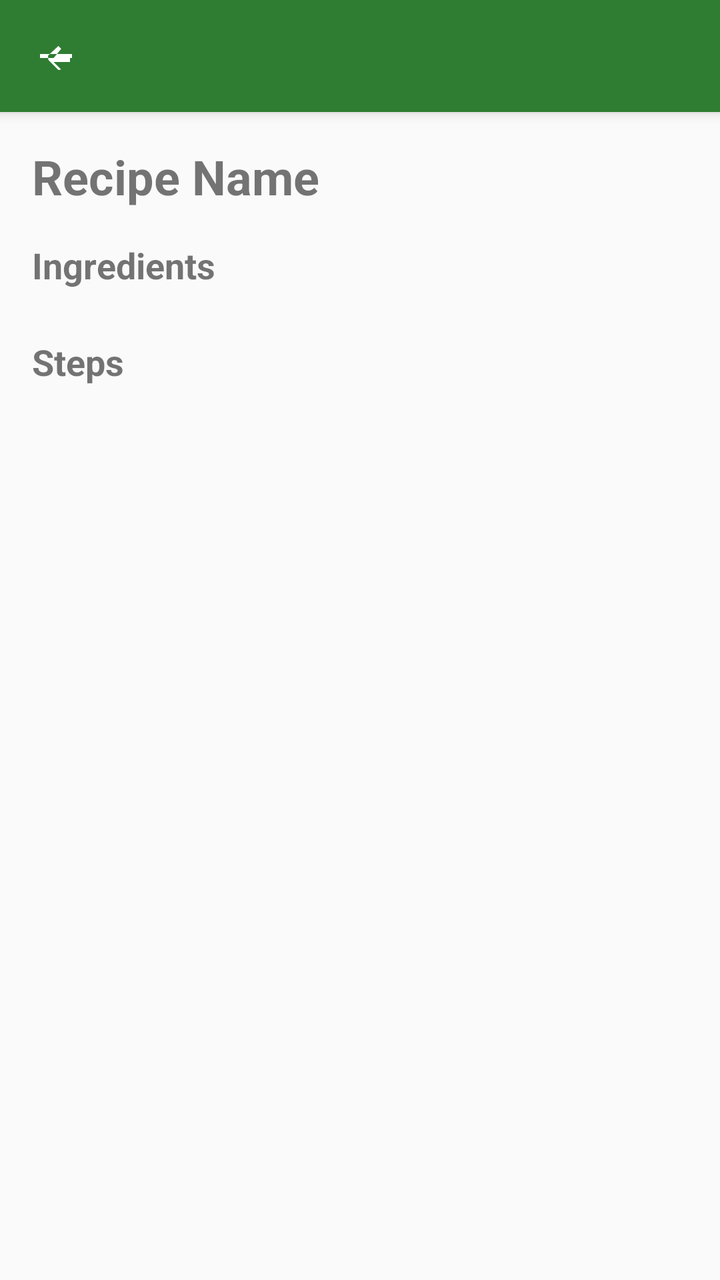
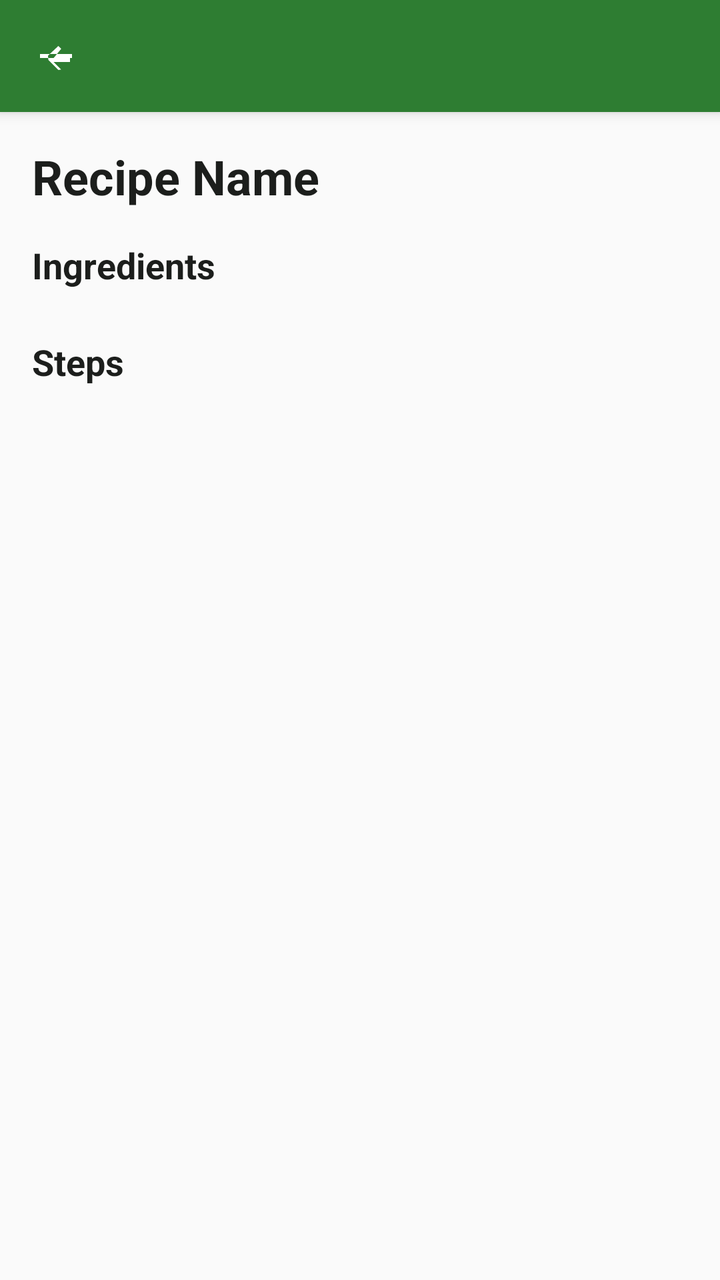

The first picture is an Android layout as it rendered before a commit; the second is the same layout after the commit. The layout source and the unified diff follow.
<!-- AndroidManifest.xml: application theme Theme.SmartPantry -->
<!-- res/layout/fragment_recipe_detail.xml -->
<?xml version="1.0" encoding="utf-8"?>
<androidx.coordinatorlayout.widget.CoordinatorLayout
    xmlns:android="http://schemas.android.com/apk/res/android"
    xmlns:app="http://schemas.android.com/apk/res-auto"
    android:layout_width="match_parent"
    android:layout_height="match_parent">

    <com.google.android.material.appbar.AppBarLayout
        android:layout_width="match_parent"
        android:layout_height="wrap_content">

        <androidx.appcompat.widget.Toolbar
            android:id="@+id/toolbar"
            android:layout_width="match_parent"
            android:layout_height="?attr/actionBarSize"
            android:background="?attr/colorPrimary"
            android:theme="@style/ThemeOverlay.AppCompat.Dark.ActionBar"
            app:navigationIcon="@drawable/ic_arrow_back" />

    </com.google.android.material.appbar.AppBarLayout>

    <androidx.core.widget.NestedScrollView
        android:layout_width="match_parent"
        android:layout_height="match_parent"
        android:padding="16dp"
        app:layout_behavior="@string/appbar_scrolling_view_behavior">

        <androidx.constraintlayout.widget.ConstraintLayout
            android:layout_width="match_parent"
            android:layout_height="wrap_content">

            <TextView
                android:id="@+id/tvRecipeName"
                android:layout_width="0dp"
                android:layout_height="wrap_content"
                android:text="Recipe Name"
                android:textSize="24sp"
                android:textStyle="bold"
                app:layout_constraintTop_toTopOf="parent"
                app:layout_constraintStart_toStartOf="parent"
                app:layout_constraintEnd_toEndOf="parent" />

            <TextView
                android:id="@+id/tvIngredientsLabel"
                android:layout_width="0dp"
                android:layout_height="wrap_content"
                android:text="Ingredients"
                android:textSize="18sp"
                android:textStyle="bold"
                android:layout_marginTop="16dp"
                app:layout_constraintTop_toBottomOf="@id/tvRecipeName"
                app:layout_constraintStart_toStartOf="parent"
                app:layout_constraintEnd_toEndOf="parent" />

            <androidx.recyclerview.widget.RecyclerView
                android:id="@+id/rvIngredients"
                android:layout_width="0dp"
                android:layout_height="wrap_content"
                android:layout_marginTop="8dp"
                android:nestedScrollingEnabled="false"
                app:layout_constraintTop_toBottomOf="@id/tvIngredientsLabel"
                app:layout_constraintStart_toStartOf="parent"
                app:layout_constraintEnd_toEndOf="parent" />

            <TextView
                android:id="@+id/tvStepsLabel"
                android:layout_width="0dp"
                android:layout_height="wrap_content"
                android:text="Steps"
                android:textSize="18sp"
                android:textStyle="bold"
                android:layout_marginTop="16dp"
                app:layout_constraintTop_toBottomOf="@id/rvIngredients"
                app:layout_constraintStart_toStartOf="parent"
                app:layout_constraintEnd_toEndOf="parent" />

            <androidx.recyclerview.widget.RecyclerView
                android:id="@+id/rvSteps"
                android:layout_width="0dp"
                android:layout_height="wrap_content"
                android:layout_marginTop="8dp"
                android:nestedScrollingEnabled="false"
                app:layout_constraintTop_toBottomOf="@id/tvStepsLabel"
                app:layout_constraintStart_toStartOf="parent"
                app:layout_constraintEnd_toEndOf="parent"
                app:layout_constraintBottom_toBottomOf="parent" />

        </androidx.constraintlayout.widget.ConstraintLayout>

    </androidx.core.widget.NestedScrollView>

</androidx.coordinatorlayout.widget.CoordinatorLayout>
<!-- resources referenced by this layout -->
<resources>
  <style name="Theme.SmartPantry" parent="Theme.MaterialComponents.DayNight.DarkActionBar">
          
          <item name="colorPrimary">@color/primary</item>
          <item name="colorPrimaryVariant">@color/primary_variant</item>
          <item name="colorOnPrimary">@color/on_primary</item>
  
          
          <item name="colorSecondary">@color/secondary</item>
          <item name="colorSecondaryVariant">@color/secondary_variant</item>
          <item name="colorOnSecondary">@color/on_secondary</item>
  
          
          <item name="colorError">@color/error</item>
          <item name="colorOnError">@color/on_error</item>
          <item name="colorErrorContainer">@color/error_container</item>
  
          
          <item name="colorSurface">@color/surface</item>
          <item name="colorSurfaceVariant">@color/surface_variant</item>
          <item name="colorOnSurface">@color/on_surface</item>
          <item name="colorOnSurfaceVariant">@color/on_surface_variant</item>
  
          
          <item name="android:colorBackground">@color/background</item>
          <item name="colorOnBackground">@color/on_background</item>
  
          
          <item name="colorOutline">@color/outline</item>
          <item name="colorOutlineVariant">@color/outline_variant</item>
  
          
          <item name="android:statusBarColor">?attr/colorPrimaryVariant</item>
          <item name="android:navigationBarColor">@color/surface</item>
          <item name="android:windowLightNavigationBar">true</item>
  
          
          <item name="elevationOverlayEnabled">false</item>
  
          
          <item name="textAppearanceHeadline1">@style/TextAppearance.SmartPantry.Headline1</item>
          <item name="textAppearanceHeadline2">@style/TextAppearance.SmartPantry.Headline2</item>
          <item name="textAppearanceHeadline3">@style/TextAppearance.SmartPantry.Headline3</item>
          <item name="textAppearanceHeadline4">@style/TextAppearance.SmartPantry.Headline4</item>
          <item name="textAppearanceHeadline5">@style/TextAppearance.SmartPantry.Headline5</item>
          <item name="textAppearanceHeadline6">@style/TextAppearance.SmartPantry.Headline6</item>
          <item name="textAppearanceSubtitle1">@style/TextAppearance.SmartPantry.Subtitle1</item>
          <item name="textAppearanceSubtitle2">@style/TextAppearance.SmartPantry.Subtitle2</item>
          <item name="textAppearanceBody1">@style/TextAppearance.SmartPantry.Body1</item>
          <item name="textAppearanceBody2">@style/TextAppearance.SmartPantry.Body2</item>
          <item name="textAppearanceCaption">@style/TextAppearance.SmartPantry.Caption</item>
          <item name="textAppearanceButton">@style/TextAppearance.SmartPantry.Button</item>
          <item name="textAppearanceOverline">@style/TextAppearance.SmartPantry.Overline</item>
  
          
          <item name="shapeAppearanceSmallComponent">@style/ShapeAppearance.SmartPantry.SmallComponent</item>
          <item name="shapeAppearanceMediumComponent">@style/ShapeAppearance.SmartPantry.MediumComponent</item>
          <item name="shapeAppearanceLargeComponent">@style/ShapeAppearance.SmartPantry.LargeComponent</item>
  
          
          <item name="textInputStyle">@style/Widget.SmartPantry.TextInputLayout</item>
      </style>
  <color name="primary">#2E7D32</color>
  <color name="error">#BA1A1A</color>
  <color name="on_error">#FFFFFF</color>
  <color name="surface">#FFFFFF</color>
  <color name="outline">#747873</color>
  <color name="text_hint">#BDBDBD</color>
  <!-- unchanged entries left out for length: 34 -->
</resources>

<!-- the commit's change to res/layout/fragment_recipe_detail.xml (unified diff, before → after) -->
@@ -36,6 +36,7 @@
                 android:text="Recipe Name"
                 android:textSize="24sp"
                 android:textStyle="bold"
+                android:textColor="@color/text_primary"
                 app:layout_constraintTop_toTopOf="parent"
                 app:layout_constraintStart_toStartOf="parent"
                 app:layout_constraintEnd_toEndOf="parent" />
@@ -47,6 +48,7 @@
                 android:text="Ingredients"
                 android:textSize="18sp"
                 android:textStyle="bold"
+                android:textColor="@color/text_primary"
                 android:layout_marginTop="16dp"
                 app:layout_constraintTop_toBottomOf="@id/tvRecipeName"
                 app:layout_constraintStart_toStartOf="parent"
@@ -69,6 +71,7 @@
                 android:text="Steps"
                 android:textSize="18sp"
                 android:textStyle="bold"
+                android:textColor="@color/text_primary"
                 android:layout_marginTop="16dp"
                 app:layout_constraintTop_toBottomOf="@id/rvIngredients"
                 app:layout_constraintStart_toStartOf="parent"
<!-- resource entries referenced after the edit -->
@@ -60,12 +60,22 @@
   
           
           <item name="textInputStyle">@style/Widget.SmartPantry.TextInputLayout</item>
+  
+          
+          <item name="materialCalendarTheme">@style/ThemeOverlay.SmartPantry.DatePicker</item>
       </style>
   <color name="primary">#2E7D32</color>
   <color name="error">#BA1A1A</color>
   <color name="on_error">#FFFFFF</color>
   <color name="surface">#FFFFFF</color>
   <color name="outline">#747873</color>
+  <style name="ThemeOverlay.SmartPantry.DatePicker" parent="ThemeOverlay.MaterialComponents.MaterialCalendar">
+          <item name="colorPrimary">@color/primary</item>
+          <item name="colorPrimaryVariant">@color/primary_variant</item>
+          <item name="colorOnPrimary">@color/on_primary</item>
+          <item name="colorSurface">@color/surface</item>
+          <item name="colorOnSurface">@color/on_surface</item>
+      </style>
   <color name="text_hint">#BDBDBD</color>
   <!-- unchanged entries left out for length: 34 -->
 </resources>
